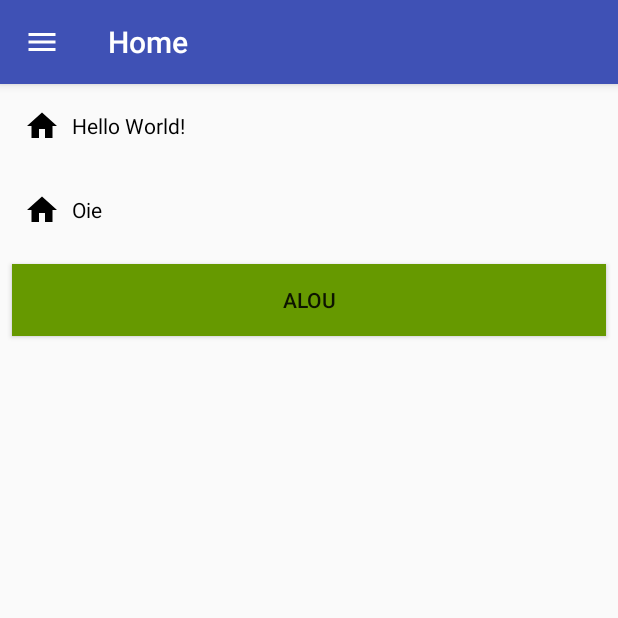
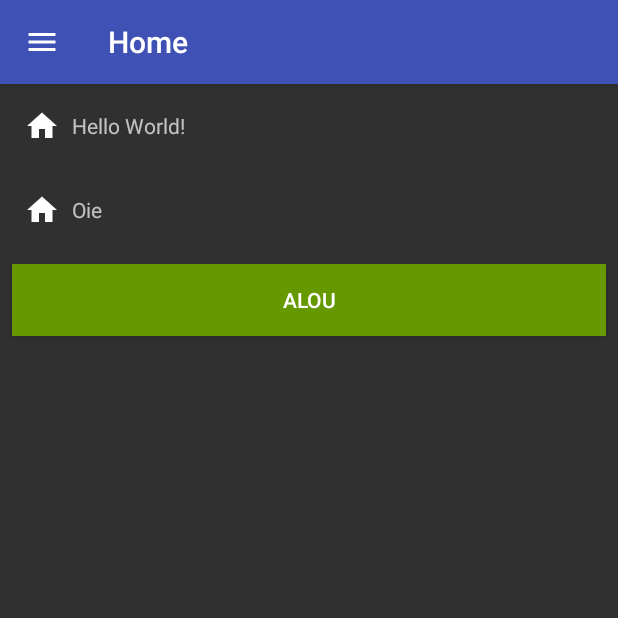
Before and after one commit to rsicarelli/supportlibraryexample, an Android app: the screen it shows after launch (HomeActivity), on a phone screen of 412 x 824 dp, the top half of it. Run offline under Robolectric (Android 15) with nearby library versions, the phone set to English and light mode, and no system bars; our stand-ins replace ButterKnife; libraries missing offline, so code that uses them is left out: com.facebook.drawee; 1 statement that could not run was skipped.

Commit message:
Add day night theme implementation

```diff
--- a/app/src/main/java/br/com/rsicarelli/supportlibraryexample/ExampleApplication.java
+++ b/app/src/main/java/br/com/rsicarelli/supportlibraryexample/ExampleApplication.java
@@ -1,12 +1,14 @@
 package br.com.rsicarelli.supportlibraryexample;
 
 import android.app.Application;
+import android.support.v7.app.AppCompatDelegate;
 
 import com.facebook.drawee.backends.pipeline.Fresco;
 
 /**
  * Created by rodrigosicarelli on 2/28/16.
  */
+
 public class ExampleApplication extends Application {
 
     private static ExampleApplication exampleApplication;
@@ -21,4 +23,9 @@ public class ExampleApplication extends Application {
         exampleApplication = this;
         Fresco.initialize(this);
     }
+
+    static {
+        AppCompatDelegate.setDefaultNightMode(
+                AppCompatDelegate.MODE_NIGHT_YES);
+    }
 }
--- a/app/src/main/java/br/com/rsicarelli/supportlibraryexample/presentation/WonderPlaceDetailDialog.java
+++ b/app/src/main/java/br/com/rsicarelli/supportlibraryexample/presentation/WonderPlaceDetailDialog.java
@@ -55,7 +55,7 @@ public class WonderPlaceDetailDialog extends AppCompatDialogFragment {
     @NonNull
     @Override
     public Dialog onCreateDialog(Bundle savedInstanceState) {
-        BottomSheetDialog dialog = new BottomSheetDialog(getActivity());
+        BottomSheetDialog dialog = new BottomSheetDialog(getActivity(), R.style.Example_Bottom_Sheet_Dialog_Style);
         dialog.requestWindowFeature(Window.FEATURE_NO_TITLE);
         dialog.setContentView(R.layout.dialog_bottom_sheet);
         ButterKnife.bind(this, dialog);
--- a/app/src/main/res/drawable/ic_description.xml
+++ b/app/src/main/res/drawable/ic_description.xml
@@ -8,6 +8,6 @@
         android:fillColor="#00FFFFFF"
         android:pathData="M0 0h24v24H0z" />
     <path
-        android:fillColor="#000000"
+        android:fillColor="@color/primaryDayNightColor"
         android:pathData="M14 2H6c-1.1 0-1.99.9-1.99 2L4 20c0 1.1.89 2 1.99 2H18c1.1 0 2-.9 2-2V8l-6-6zm2 16H8v-2h8v2zm0-4H8v-2h8v2zm-3-5V3.5L18.5 9H13z" />
 </vector>
--- a/app/src/main/res/drawable/ic_home.xml
+++ b/app/src/main/res/drawable/ic_home.xml
@@ -5,7 +5,7 @@
     android:viewportHeight="24"
     android:viewportWidth="24">
     <path
-        android:fillColor="#000000"
+        android:fillColor="@color/primaryDayNightColor"
         android:pathData="M10 20v-6h4v6h5v-8h3L12 3 2 12h3v8z" />
     <path
         android:fillColor="#00FFFFFF"
--- a/app/src/main/res/drawable/ic_location.xml
+++ b/app/src/main/res/drawable/ic_location.xml
@@ -5,7 +5,7 @@
     android:viewportHeight="24"
     android:viewportWidth="24">
     <path
-        android:fillColor="#000000"
+        android:fillColor="@color/primaryDayNightColor"
         android:pathData="M12 2C8.13 2 5 5.13 5 9c0 5.25 7 13 7 13s7-7.75 7-13c0-3.87-3.13-7-7-7zm0 9.5c-1.38 0-2.5-1.12-2.5-2.5s1.12-2.5 2.5-2.5 2.5 1.12 2.5 2.5-1.12 2.5-2.5 2.5z" />
     <path
         android:fillColor="#00FFFFFF"
--- a/app/src/main/res/drawable/ic_map.xml
+++ b/app/src/main/res/drawable/ic_map.xml
@@ -5,7 +5,7 @@
     android:viewportHeight="24"
     android:viewportWidth="24">
     <path
-        android:fillColor="#000000"
+        android:fillColor="@color/primaryDayNightColor"
         android:pathData="M20.5 3l-.16.03L15 5.1 9 3 3.36 4.9c-.21.07-.36.25-.36.48V20.5c0 .28.22.5.5.5l.16-.03L9 18.9l6 2.1 5.64-1.9c.21-.07.36-.25.36-.48V3.5c0-.28-.22-.5-.5-.5zM15 19l-6-2.11V5l6 2.11V19z" />
     <path
         android:fillColor="#00FFFFFF"
--- a/app/src/main/res/layout/dialog_bottom_sheet.xml
+++ b/app/src/main/res/layout/dialog_bottom_sheet.xml
@@ -5,6 +5,7 @@
     xmlns:tools="http://schemas.android.com/tools"
     android:layout_width="match_parent"
     android:layout_height="wrap_content"
+    android:background="@color/primaryBackgroundDayNightColor"
     android:orientation="vertical"
     app:behavior_peekHeight="240dp">
 
@@ -59,12 +60,14 @@
                 android:layout_marginLeft="8dp"
                 android:layout_marginTop="16dp"
                 android:text="@string/description"
-                android:textAppearance="@style/TextAppearance.AppCompat.Title"
                 android:textSize="22sp" />
 
             <android.support.v7.widget.CardView
                 android:layout_width="match_parent"
                 android:layout_height="wrap_content"
+                android:layout_marginLeft="8dp"
+                android:layout_marginRight="8dp"
+                app:cardBackgroundColor="@color/primaryBackgroundDayNightColor"
                 app:cardElevation="4dp"
                 app:cardUseCompatPadding="true">
 
--- a/app/src/main/res/layout/fragment_home.xml
+++ b/app/src/main/res/layout/fragment_home.xml
@@ -4,7 +4,6 @@
     android:layout_width="match_parent"
     android:layout_height="match_parent"
     android:orientation="vertical">
-
 
     <TextView
         android:layout_width="wrap_content"
@@ -13,8 +12,7 @@
         android:drawableLeft="@drawable/ic_home_selector"
         android:drawablePadding="8dp"
         android:gravity="center_vertical"
-        android:text="Hello World!"
-        android:textColor="@android:color/black" />
+        android:text="Hello World!" />
 
     <LinearLayout
         android:layout_width="match_parent"
@@ -33,8 +31,7 @@
             android:layout_height="wrap_content"
             android:layout_gravity="center_vertical"
             android:layout_marginLeft="8dp"
-            android:text="Oie"
-            android:textColor="@android:color/black" />
+            android:text="Oie" />
     </LinearLayout>
 
     <Button
--- /dev/null
+++ b/app/src/main/res/values-night/colors.xml
@@ -0,0 +1,5 @@
+<?xml version="1.0" encoding="utf-8"?>
+<resources>
+    <color name="primaryDayNightColor">@android:color/white</color>
+    <color name="primaryBackgroundDayNightColor">#2E2E2E</color>
+</resources>
--- a/app/src/main/res/values/colors.xml
+++ b/app/src/main/res/values/colors.xml
@@ -4,4 +4,6 @@
     <color name="colorPrimaryDark">#303F9F</color>
     <color name="colorAccent">#FF4081</color>
     <color name="transparent_sixty_black">#99000000</color>
+    <color name="primaryDayNightColor">#2E2E2E</color>
+    <color name="primaryBackgroundDayNightColor">@android:color/white</color>
 </resources>
--- a/app/src/main/res/values/styles.xml
+++ b/app/src/main/res/values/styles.xml
@@ -5,14 +5,20 @@
 
     <style name="AppTheme.OverlapSystemBar" parent="Base.AppTheme" />
 
-    <style name="Base.AppTheme" parent="Theme.AppCompat.Light.NoActionBar">
+    <style name="Base.AppTheme" parent="Theme.AppCompat.DayNight.NoActionBar">
         <item name="colorPrimary">@color/colorPrimary</item>
         <item name="colorPrimaryDark">@color/colorPrimaryDark</item>
         <item name="colorAccent">@color/colorAccent</item>
+        <item name="android:textColorPrimary">@color/primaryDayNightColor</item>
     </style>
 
     <style name="Toolbar" parent="ThemeOverlay.AppCompat.ActionBar">
         <item name="android:textColorPrimary">@android:color/white</item>
     </style>
 
+    <style name="Example.Bottom.Sheet.Dialog.Style" parent="Theme.Design.BottomSheetDialog">
+        <item name="android:textColorPrimary">@color/primaryDayNightColor</item>
+        <item name="android:background">@color/primaryBackgroundDayNightColor</item>
+    </style>
+
 </resources>
```
Also changed, not shown: app/src/main/res/layout/bottom_sheet.xml (+10 -4 lines).
